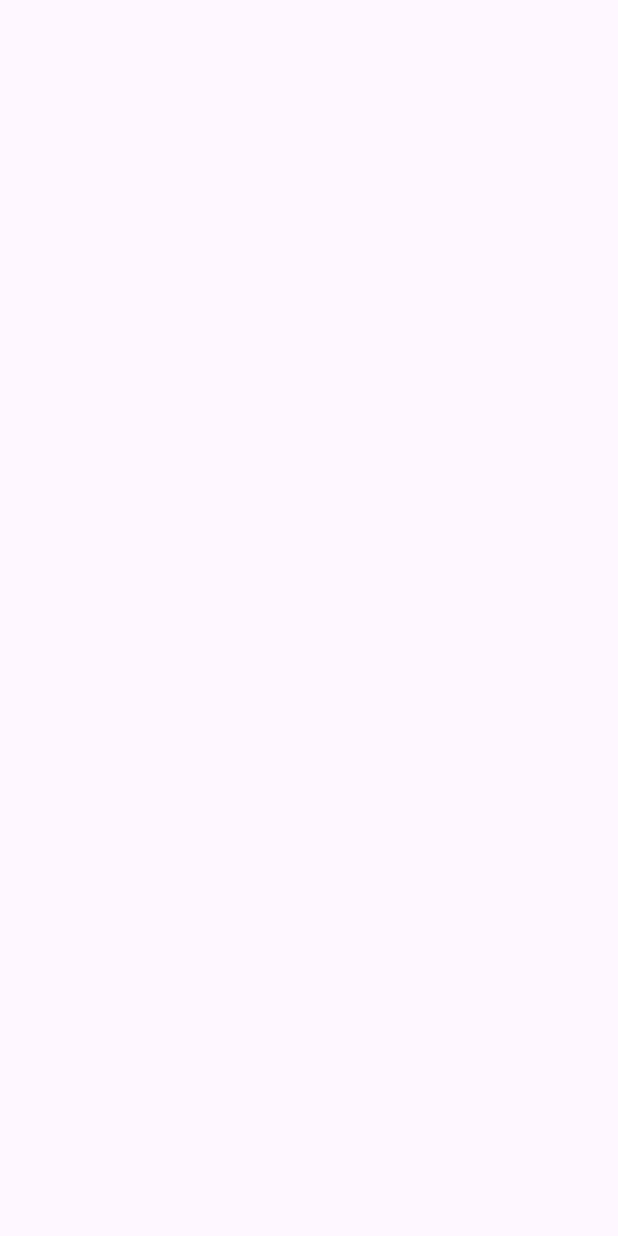
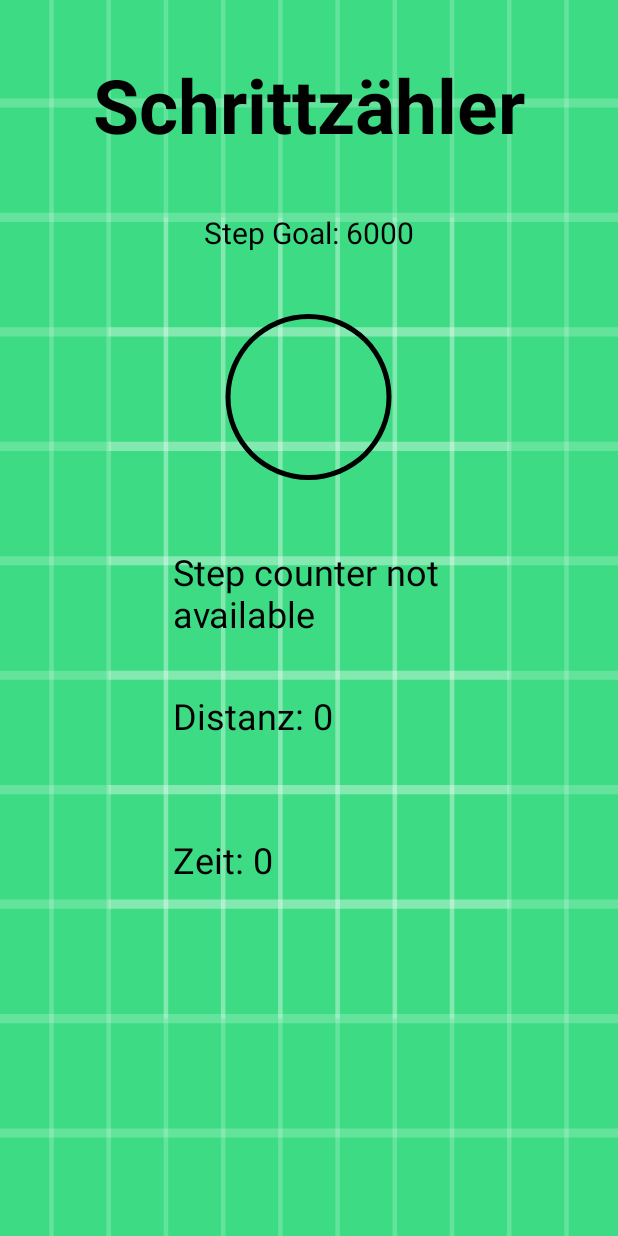
Before and after one commit to UsamaYoussef/AustroFit, an Android app: the screen it shows after launch (MainActivity), on a phone screen of 412 x 824 dp. Before the commit the screen is empty. Run offline under Robolectric (Android 15) with nearby library versions, the phone set to English and light mode, and no system bars.

Commit message:
hintergrund muss noch geändert werden

```diff
--- a/app/src/main/AndroidManifest.xml
+++ b/app/src/main/AndroidManifest.xml
@@ -1,6 +1,11 @@
 <?xml version="1.0" encoding="utf-8"?>
 <manifest xmlns:android="http://schemas.android.com/apk/res/android"
     xmlns:tools="http://schemas.android.com/tools" >
+
+    <uses-feature android:name="android.hardware.sensor.stepcounter" android:required="true" />
+    <uses-feature android:name="android.hardware.sensor.stepdetector" android:required="true" />
+    <uses-permission android:name="android.permission.ACTIVITY_RECOGNITION" />
+
 
     <application
         android:allowBackup="true"
--- a/app/src/main/java/at/htlwels/austrofit/MainActivity.java
+++ b/app/src/main/java/at/htlwels/austrofit/MainActivity.java
@@ -1,6 +1,5 @@
 package at.htlwels.austrofit;
 
-import android.annotation.SuppressLint;
 import android.os.Bundle;
 import android.widget.TabHost;
 
@@ -12,13 +11,15 @@ import androidx.core.view.WindowInsetsCompat;
 
 public class MainActivity extends AppCompatActivity {
 
+    private Schrittzaehler schrittzaehler;
+
     @Override
     protected void onCreate(Bundle savedInstanceState) {
         super.onCreate(savedInstanceState);
         EdgeToEdge.enable(this);
         setContentView(R.layout.activity_main);
 
-        TabHost th = (TabHost) findViewById(R.id.tabHost);
+        TabHost th = findViewById(R.id.tabHost);
         th.setup();
         TabHost.TabSpec specs = th.newTabSpec("Tag1");
         specs.setContent(R.id.tabPlan);
@@ -45,5 +46,19 @@ public class MainActivity extends AppCompatActivity {
             v.setPadding(systemBars.left, systemBars.top, systemBars.right, systemBars.bottom);
             return insets;
         });
+
+        schrittzaehler = new Schrittzaehler(this, findViewById(R.id.tabZaehler));
+    }
+
+    @Override
+    protected void onResume() {
+        super.onResume();
+        schrittzaehler.resume();
+    }
+
+    @Override
+    protected void onStop() {
+        super.onStop();
+        schrittzaehler.stop();
     }
 }
--- /dev/null
+++ b/app/src/main/java/at/htlwels/austrofit/Schrittzaehler.java
@@ -0,0 +1,127 @@
+package at.htlwels.austrofit;
+
+import android.content.Context;
+import android.content.SharedPreferences;
+import android.hardware.Sensor;
+import android.hardware.SensorEvent;
+import android.hardware.SensorEventListener;
+import android.hardware.SensorManager;
+import android.os.Handler;
+import android.view.View;
+import android.widget.ProgressBar;
+import android.widget.TextView;
+
+import java.util.Locale;
+
+public class Schrittzaehler implements SensorEventListener {
+
+    private Context context;
+    private TextView stepCountTextView;
+    private TextView distanceTextView;
+    private TextView timeTextView;
+    private TextView stepCountTargetTextView;
+    private ProgressBar progressBar;
+
+    private SensorManager sensorManager;
+    private Sensor stepCounterSensor;
+    private int stepCount = 0;
+    private boolean isPaused = false;
+    private long timePaused = 0;
+    private float stepLengthInMeter = 0.762f;
+    private long startTime;
+    private int stepCountTarget = 6000;
+    private int initialStepCount = -1;
+    private Handler timerHandler = new Handler();
+    private SharedPreferences sharedPreferences;
+    private static final String PREFS_NAME = "StepCounterPrefs";
+    private static final String STEP_COUNT_KEY = "stepCountKey";
+
+    private Runnable timerRunnable = new Runnable() {
+        @Override
+        public void run() {
+            long millis = System.currentTimeMillis() - startTime;
+            int seconds = (int) (millis / 1000);
+            int min = seconds / 60;
+            seconds = seconds % 60;
+            timeTextView.setText(String.format(Locale.getDefault(), "Time: %02d:%02d", min, seconds));
+            timerHandler.postDelayed(this, 1000);
+        }
+    };
+
+    public Schrittzaehler(Context context, View view) {
+        this.context = context;
+
+        stepCountTextView = view.findViewById(R.id.stepCountTextView);
+        distanceTextView = view.findViewById(R.id.distanceTextView);
+        timeTextView = view.findViewById(R.id.timeTextView);
+        stepCountTargetTextView = view.findViewById(R.id.stepCountTargetTextView);
+        progressBar = view.findViewById(R.id.progressBar);
+
+        startTime = System.currentTimeMillis();
+        sharedPreferences = context.getSharedPreferences(PREFS_NAME, Context.MODE_PRIVATE);
+        sensorManager = (SensorManager) context.getSystemService(Context.SENSOR_SERVICE);
+        stepCounterSensor = sensorManager.getDefaultSensor(Sensor.TYPE_STEP_COUNTER);
+        progressBar.setMax(stepCountTarget);
+        stepCountTargetTextView.setText("Step Goal: " + stepCountTarget);
+
+        if (stepCounterSensor == null) {
+            stepCountTextView.setText("Step counter not available");
+        }
+    }
+
+    public void resume() {
+        if (stepCounterSensor != null) {
+            sensorManager.registerListener(this, stepCounterSensor, SensorManager.SENSOR_DELAY_NORMAL);
+            timerHandler.postDelayed(timerRunnable, 0);
+            stepCount = sharedPreferences.getInt(STEP_COUNT_KEY, 0);
+            stepCountTextView.setText("Step Count: " + stepCount);
+            progressBar.setProgress(stepCount);
+            float distanceInKm = stepCount * stepLengthInMeter / 1000;
+            distanceTextView.setText(String.format(Locale.getDefault(), "Distance: %.2f km", distanceInKm));
+        }
+    }
+
+    public void stop() {
+        if (stepCounterSensor != null) {
+            sensorManager.unregisterListener(this);
+            timerHandler.removeCallbacks(timerRunnable);
+            SharedPreferences.Editor editor = sharedPreferences.edit();
+            editor.putInt(STEP_COUNT_KEY, stepCount);
+            editor.apply();
+        }
+    }
+
+    @Override
+    public void onSensorChanged(SensorEvent sensorEvent) {
+        if (sensorEvent.sensor.getType() == Sensor.TYPE_STEP_COUNTER) {
+            int currentSteps = (int) sensorEvent.values[0];
+            if (initialStepCount < 0) {
+                initialStepCount = currentSteps;
+            }
+            stepCount = currentSteps - initialStepCount + sharedPreferences.getInt(STEP_COUNT_KEY, 0);
+            stepCountTextView.setText("Step Count: " + stepCount);
+            progressBar.setProgress(stepCount);
+            if (stepCount >= stepCountTarget) {
+                stepCountTargetTextView.setText("Schrittziel erreicht!");
+            }
+            float distanceInKm = stepCount * stepLengthInMeter / 1000;
+            distanceTextView.setText(String.format(Locale.getDefault(), "Distance: %.2f km", distanceInKm));
+        }
+    }
+
+    @Override
+    public void onAccuracyChanged(Sensor sensor, int i) {
+    }
+
+    public void onPauseButtonClicked(View view) {
+        if (isPaused) {
+            isPaused = false;
+            startTime = System.currentTimeMillis() - timePaused;
+            timerHandler.postDelayed(timerRunnable, 0);
+        } else {
+            isPaused = true;
+            timerHandler.removeCallbacks(timerRunnable);
+            timePaused = System.currentTimeMillis() - startTime;
+        }
+    }
+}
--- /dev/null
+++ b/app/src/main/res/drawable/circular.xml
@@ -0,0 +1,10 @@
+<?xml version="1.0" encoding="utf-8"?>
+<shape xmlns:android="http://schemas.android.com/apk/res/android"
+    android:innerRadiusRatio="2.5"
+    android:shape="ring"
+    android:thickness="3dp"
+    android:useLevel="false">
+
+    <solid android:color="@color/black"/>
+
+</shape>
--- /dev/null
+++ b/app/src/main/res/drawable/custom_progress.xml
@@ -0,0 +1,20 @@
+<?xml version="1.0" encoding="utf-8"?>
+<rotate xmlns:android="http://schemas.android.com/apk/res/android"
+    android:fromDegrees="270"
+    android:toDegrees="270">
+
+    <shape
+        android:innerRadiusRatio="2.5"
+        android:shape="ring"
+        android:thickness="8dp"
+        android:useLevel="true">
+
+        <gradient android:angle="0"
+            android:endColor="#ff0000"
+            android:startColor="#000000"
+            android:type="sweep"
+            android:useLevel="false"
+            />
+    </shape>
+
+</rotate>
--- a/app/src/main/res/layout/activity_main.xml
+++ b/app/src/main/res/layout/activity_main.xml
@@ -52,9 +52,103 @@
                     android:id="@+id/tabZaehler"
                     android:layout_width="match_parent"
                     android:layout_height="match_parent"
-                    android:orientation="vertical">
+                    android:orientation="vertical"
+                    android:padding="16dp"
+                    android:background="@drawable/ic_launcher_background">
 
+                    <TextView
+                        android:layout_width="wrap_content"
+                        android:layout_height="wrap_content"
+                        android:text="Schrittzähler"
+                        android:layout_gravity="center"
+                        android:padding="20dp"
+                        android:layout_marginBottom="10dp"
+                        android:textSize="50sp"
+                        android:textColor="@color/black"
+                        android:textStyle="bold" />
+
+                    <TextView
+                        android:layout_width="wrap_content"
+                        android:layout_height="wrap_content"
+                        android:layout_gravity="center"
+                        android:id="@+id/stepCountTargetTextView"
+                        android:layout_marginTop="8dp"
+                        android:textColor="@color/black"
+                        android:textSize="20sp"
+                        android:text="Schritt Ziel: 6000" />
+
+                    <ProgressBar
+                        android:id="@+id/progressBar"
+                        style="?android:attr/progressBarStyleHorizontal"
+                        android:layout_width="130dp"
+                        android:layout_height="160dp"
+                        android:layout_gravity="center"
+                        android:layout_marginTop="16dp"
+                        android:background="@drawable/circular"
+                        android:padding="10dp"
+                        android:progressDrawable="@drawable/custom_progress" />
+
+                    <LinearLayout
+                        android:layout_width="match_parent"
+                        android:layout_height="wrap_content"
+                        android:orientation="horizontal">
+
+                        <ImageView
+                            android:layout_width="79dp"
+                            android:layout_height="96dp" />
+
+                        <TextView
+                            android:id="@+id/stepCountTextView"
+                            android:layout_width="wrap_content"
+                            android:layout_height="match_parent"
+                            android:text="Schritte: 0"
+                            android:padding="20dp"
+                            android:textSize="24sp"
+                            android:textColor="@color/black"
+                            android:layout_gravity="center" />
+                    </LinearLayout>
+
+                    <LinearLayout
+                        android:layout_width="match_parent"
+                        android:layout_height="wrap_content"
+                        android:orientation="horizontal">
+
+                        <ImageView
+                            android:layout_width="79dp"
+                            android:layout_height="96dp" />
+
+                        <TextView
+                            android:id="@+id/distanceTextView"
+                            android:layout_width="wrap_content"
+                            android:layout_height="match_parent"
+                            android:layout_gravity="center"
+                            android:padding="20dp"
+                            android:text="Distanz: 0"
+                            android:textColor="@color/black"
+                            android:textSize="24sp" />
+                    </LinearLayout>
+
+                    <LinearLayout
+                        android:layout_width="match_parent"
+                        android:layout_height="wrap_content"
+                        android:orientation="horizontal">
+
+                        <ImageView
+                            android:layout_width="79dp"
+                            android:layout_height="96dp" />
+
+                        <TextView
+                            android:id="@+id/timeTextView"
+                            android:layout_width="wrap_content"
+                            android:layout_height="match_parent"
+                            android:layout_gravity="center"
+                            android:padding="20dp"
+                            android:text="Zeit: 0"
+                            android:textColor="@color/black"
+                            android:textSize="24sp" />
+                    </LinearLayout>
                 </LinearLayout>
+
 
                 <LinearLayout
                     android:id="@+id/tabZiele"
@@ -65,5 +159,6 @@
                 </LinearLayout>
             </FrameLayout>
         </LinearLayout>
+
     </TabHost>
 </androidx.constraintlayout.widget.ConstraintLayout>
```
